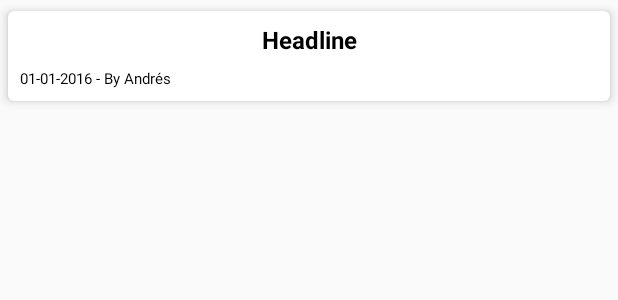
After one commit to allo86/NYTimes-Search, an Android app: the layout item_articles_headline.xml on its own in the app's theme, with its tools: preview values and no code run, on a phone screen of 412 x 824 dp. The commit adds this screen. Shown: the top 300 px of the screen. Run offline under Robolectric (Android 15) with nearby library versions, the phone set to English and light mode, and no system bars.

Commit message:
Custom GSON deserializer Heterogeneous Layouts for RecyclerView

```diff
--- a/app/src/main/java/com/allo/nyt/network/NYTRestClientImplementation.java
+++ b/app/src/main/java/com/allo/nyt/network/NYTRestClientImplementation.java
@@ -2,7 +2,9 @@ package com.allo.nyt.network;
 
 import android.util.Log;
 
+import com.allo.nyt.model.ByLine;
 import com.allo.nyt.network.callbacks.SearchArticlesCallback;
+import com.allo.nyt.network.deserializer.ByLineDeserializer;
 import com.allo.nyt.network.deserializer.DateDeserializer;
 import com.allo.nyt.network.model.request.SearchArticlesRequest;
 import com.allo.nyt.network.model.response.SearchArticlesResponse;
@@ -56,6 +58,7 @@ public class NYTRestClientImplementation {
 
                     Gson gson = new GsonBuilder()
                             .registerTypeAdapter(Date.class, new DateDeserializer())
+                            .registerTypeAdapter(ByLine.class, new ByLineDeserializer())
                             .create();
                     SearchArticlesResponse searchArticlesResponse = gson.fromJson(jsonObject.get("response"), SearchArticlesResponse.class);
                     callback.onSuccess(searchArticlesResponse);
--- a/app/src/main/java/com/allo/nyt/network/deserializer/DateDeserializer.java
+++ b/app/src/main/java/com/allo/nyt/network/deserializer/DateDeserializer.java
@@ -20,7 +20,7 @@ import java.util.TimeZone;
  */
 public class DateDeserializer implements JsonDeserializer<Date> {
 
-    private final DateFormat df = new SimpleDateFormat("yyyy-MM-dd'T'HH:mm:ss.SSS'Z'", Locale.getDefault());
+    private final DateFormat df = new SimpleDateFormat("yyyy-MM-dd'T'HH:mm:ss'Z'", Locale.getDefault());
 
     public DateDeserializer() {
         df.setTimeZone(TimeZone.getTimeZone("Zulu"));
--- a/app/src/main/java/com/allo/nyt/utils/Utils.java
+++ b/app/src/main/java/com/allo/nyt/utils/Utils.java
@@ -37,4 +37,8 @@ public class Utils {
         return df.format(date);
     }
 
+    public static String formatDateShort(Date date) {
+        return DateFormat.getDateInstance(DateFormat.SHORT).format(date);
+    }
+
 }
--- /dev/null
+++ b/app/src/main/res/layout/item_articles_headline.xml
@@ -0,0 +1,44 @@
+<?xml version="1.0" encoding="utf-8"?>
+<android.support.v7.widget.CardView xmlns:android="http://schemas.android.com/apk/res/android"
+    xmlns:tools="http://schemas.android.com/tools"
+    android:id="@+id/card_view"
+    style="@style/base_card_view"
+    android:layout_width="match_parent"
+    android:layout_height="wrap_content">
+
+    <RelativeLayout
+        android:layout_width="match_parent"
+        android:layout_height="wrap_content"
+        android:gravity="center"
+        android:orientation="vertical"
+        android:padding="@dimen/activity_horizontal_margin_half">
+
+        <TextView
+            android:id="@+id/tv_headline"
+            style="@style/articles_list_headline"
+            android:layout_width="match_parent"
+            android:layout_height="wrap_content"
+            android:layout_marginBottom="@dimen/activity_horizontal_margin_half"
+            tools:text="Headline" />
+
+        <TextView
+            android:id="@+id/tv_date"
+            style="@style/articles_list_author"
+            android:layout_width="wrap_content"
+            android:layout_height="wrap_content"
+            android:layout_below="@+id/tv_headline"
+            tools:text="01-01-2016" />
+
+        <TextView
+            android:id="@+id/tv_author"
+            style="@style/articles_list_author"
+            android:layout_width="wrap_content"
+            android:layout_height="wrap_content"
+            android:layout_below="@+id/tv_headline"
+            android:layout_toEndOf="@+id/tv_date"
+            android:layout_toRightOf="@+id/tv_date"
+            tools:text=" - By Andrés" />
+
+    </RelativeLayout>
+
+</android.support.v7.widget.CardView>
--- a/app/src/main/res/values/dimens.xml
+++ b/app/src/main/res/values/dimens.xml
@@ -4,9 +4,12 @@
     <dimen name="activity_vertical_margin">16dp</dimen>
     <dimen name="fab_margin">16dp</dimen>
 
-    <dimen name="article_list_headline">18sp</dimen>
+    <dimen name="article_list_headline">16sp</dimen>
+    <dimen name="article_list_author">10sp</dimen>
 
     <!-- CardView -->
     <dimen name="card_corner_radius">4dp</dimen>
     <dimen name="card_elevation">4dp</dimen>
+
+    <dimen name="activity_horizontal_margin_half">8dp</dimen>
 </resources>
--- a/app/src/main/res/values/strings.xml
+++ b/app/src/main/res/values/strings.xml
@@ -10,4 +10,6 @@
     <string name="no_available_connection">No Internet connection found.</string>
 
     <string name="hint_share">Share</string>
+
+    <string name="author_with_date">&#160;-&#160;%1$s</string>
 </resources>
--- a/app/src/main/res/values/styles.xml
+++ b/app/src/main/res/values/styles.xml
@@ -24,6 +24,17 @@
         <item name="android:gravity">center</item>
     </style>
 
+    <style name="articles_list_author">
+        <item name="android:textSize">@dimen/article_list_author</item>
+        <item name="android:textColor">@color/black</item>
+        <item name="android:textStyle">normal</item>
+        <item name="android:gravity">start</item>
+    </style>
+
+    <style name="articles_list_date" parent="articles_list_author">
+        <item name="android:textColor">@color/colorPrimary</item>
+    </style>
+
     <style name="base_card_view" parent="CardView">
         <item name="cardCornerRadius">@dimen/card_corner_radius</item>
         <item name="cardElevation">@dimen/card_elevation</item>
```
Also changed, not shown: app/src/main/java/com/allo/nyt/model/Article.java (+11 -0 lines), app/src/main/java/com/allo/nyt/model/Author.java (added, +71 -0 lines), app/src/main/java/com/allo/nyt/model/ByLine.java (added, +40 -0 lines), app/src/main/java/com/allo/nyt/network/deserializer/ByLineDeserializer.java (added, +29 -0 lines), app/src/main/java/com/allo/nyt/ui/search/SearchActivity.java (+17 -17 lines), app/src/main/java/com/allo/nyt/ui/search/SearchAdapter.java (+81 -6 lines), app/src/main/res/layout/item_articles_multimedia.xml (renamed from app/src/main/res/layout/item_articles.xml), 1 other file.
